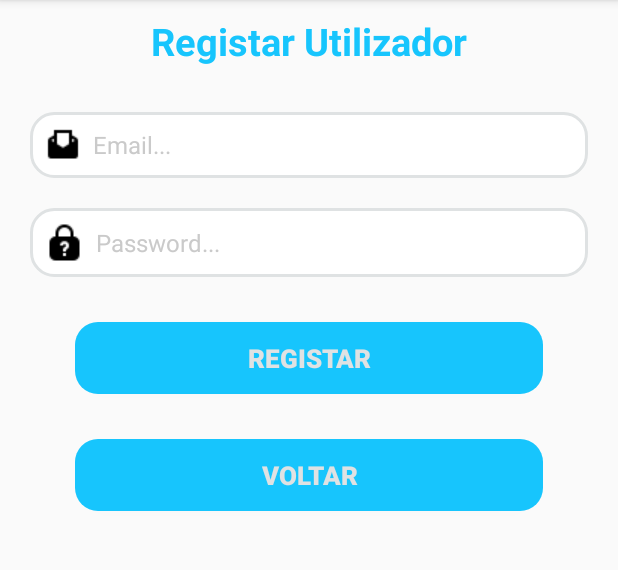
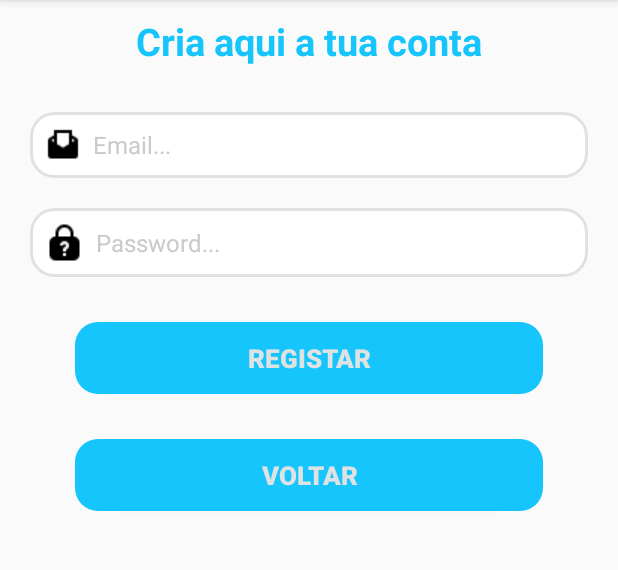
Before and after one commit to jmarqs99/Trabalho_CMU, an Android app: the screen it shows after launch (MainActivity), after a tap on "NÃO TENS CONTA? REGISTA-TE AQUI!", on a phone screen of 412 x 824 dp, the part 84-654 px from its top. Run offline under Robolectric (Android 15) with nearby library versions, the phone set to English and light mode, and no system bars; our stand-ins replace Firebase (no records; nobody signed in at launch, a user with empty details on screens opened directly); 1 other tap on this screen came first.

Commit message:
verificações no registar conta e avisos de erro no login e registar

```diff
--- a/app/src/main/java/com/example/myapplication/LoginFragment.java
+++ b/app/src/main/java/com/example/myapplication/LoginFragment.java
@@ -21,7 +21,7 @@ public class LoginFragment extends Fragment {
     private Button loginButton;
 
     private Button registarUserButton;
-    private TextView teste;
+    private TextView errorMessage;
 
     public LoginFragment() {
         // Required empty public constructor
@@ -47,7 +47,7 @@ public class LoginFragment extends Fragment {
         email = v.findViewById(R.id.editTextTextEmailAddress);
         password = v.findViewById(R.id.editTextTextPassword);
         loginButton = v.findViewById(R.id.button3);
-        teste = v.findViewById(R.id.textViewTeste);
+        errorMessage = v.findViewById(R.id.textViewTeste);
 
         registarUserButton = v.findViewById(R.id.buttonClassi);
 
@@ -69,7 +69,7 @@ public class LoginFragment extends Fragment {
 
                 }
                 else {
-                    mContext.onSelected(userMail, userPass);
+                    mContext.onSelected(userMail, userPass, errorMessage);
                 }
             }
         });
--- a/app/src/main/java/com/example/myapplication/LoginSelected.java
+++ b/app/src/main/java/com/example/myapplication/LoginSelected.java
@@ -1,8 +1,10 @@
 package com.example.myapplication;
+
+import android.widget.TextView;
 
 public interface LoginSelected {
 
-    public void onSelected(String mail, String pass);
+    public void onSelected(String mail, String pass, TextView errorMessage);
 
     public void onRegisterButtonSelected();
 }
--- a/app/src/main/java/com/example/myapplication/RegistarUserFragment.java
+++ b/app/src/main/java/com/example/myapplication/RegistarUserFragment.java
@@ -10,6 +10,7 @@ import android.view.View;
 import android.view.ViewGroup;
 import android.widget.Button;
 import android.widget.EditText;
+import android.widget.TextView;
 
 public class RegistarUserFragment extends Fragment {
 
@@ -17,6 +18,7 @@ public class RegistarUserFragment extends Fragment {
     private EditText email, password;
     private Button registarUserButton, voltarButton;
     private Context context;
+    private TextView errorMessage;
 
     public RegistarUserFragment() {
         // Required empty public constructor
@@ -43,6 +45,7 @@ public class RegistarUserFragment extends Fragment {
         password = v.findViewById(R.id.editTextTextRegisterPassword);
         voltarButton = v.findViewById(R.id.voltarLoginPage);
 
+        errorMessage = v.findViewById(R.id.textViewErrorRegister);
         registarUserButton = v.findViewById(R.id.registarUserButton);
 
         voltarButton.setOnClickListener(new View.OnClickListener() {
@@ -66,11 +69,11 @@ public class RegistarUserFragment extends Fragment {
                     password.setError("Insira uma password");
                     password.requestFocus();
                 }
-                else if(userMail.isEmpty() || userPass.isEmpty()) {
-
+                else if(password.length() < 6) {
+                    password.setError("A password precisa de ter pelo menos 6 caracteres");
                 }
                 else {
-                    mContext.OnRegisterSelected(userMail, userPass);
+                    mContext.OnRegisterSelected(userMail, userPass, errorMessage);
                 }
             }
         });
--- a/app/src/main/java/com/example/myapplication/RegisterSelected.java
+++ b/app/src/main/java/com/example/myapplication/RegisterSelected.java
@@ -1,7 +1,9 @@
 package com.example.myapplication;
+
+import android.widget.TextView;
 
 public interface RegisterSelected {
 
-    public void OnRegisterSelected(String email, String password);
+    public void OnRegisterSelected(String email, String password, TextView errorMessage);
     public void OnBackToLoginPageSelected();
 }
--- a/app/src/main/res/layout/inicio_fragment.xml
+++ b/app/src/main/res/layout/inicio_fragment.xml
@@ -12,13 +12,6 @@
         android:id="@+id/mainActivity"
         android:layout_width="match_parent"
         android:layout_height="match_parent">
-
-        <fragment
-            android:id="@+id/fragment"
-            android:name="com.example.myapplication.LoginFragment"
-            android:layout_width="match_parent"
-            android:layout_height="match_parent" />
-
     </FrameLayout>
 
 </RelativeLayout>
--- a/app/src/main/res/layout/registo_fragment.xml
+++ b/app/src/main/res/layout/registo_fragment.xml
@@ -17,7 +17,7 @@
             android:layout_height="wrap_content"
             android:gravity="center"
             android:padding="10dp"
-            android:text="Registar Utilizador"
+            android:text="Cria aqui a tua conta"
 
             android:textColor="@color/blue"
             android:textSize="25sp"
@@ -92,6 +92,18 @@
             android:text="Voltar" />
 
 
+        <TextView
+            android:layout_marginTop="30dp"
+            android:layout_marginRight="50dp"
+            android:layout_marginLeft="50dp"
+            android:textAlignment="center"
+            android:id="@+id/textViewErrorRegister"
+            android:layout_width="match_parent"
+            android:layout_height="wrap_content"
+            android:text=""
+            />
+
+
 
 
 
```
Also changed, not shown: app/src/main/java/com/example/myapplication/MainActivity.java (+10 -3 lines), app/src/main/res/layout/login_fragment.xml (+7 -2 lines).
